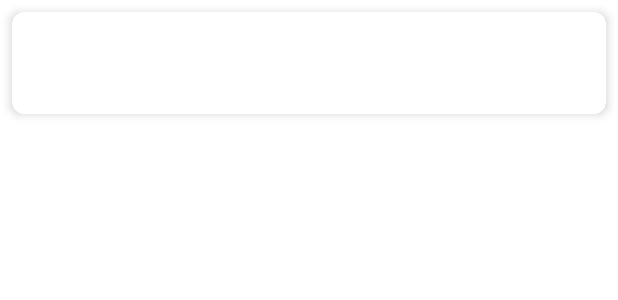
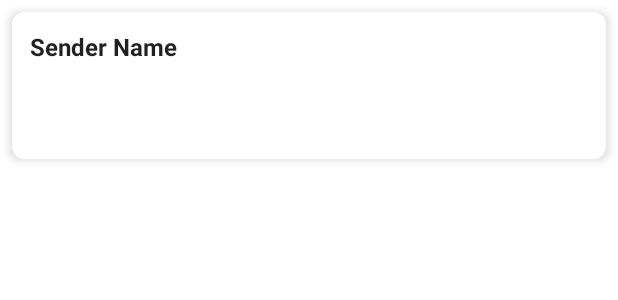
Before and after one commit to T-C-Developers/App-Crafters, an Android app: the layout item_broadcast.xml on its own in the app's theme, with its tools: preview values and no code run, on a phone screen of 412 x 824 dp. Shown: the top 300 px of the screen. Run offline under Robolectric (Android 15) with nearby library versions, the phone set to English and light mode, and no system bars.

Commit message:
Broadcast message UI component Update

```diff
--- a/app/src/main/java/com/example/quickconnect/ QuickConnectApp.kt
+++ b/app/src/main/java/com/example/quickconnect/ QuickConnectApp.kt
@@ -49,6 +49,7 @@ class QuickConnectApp : Application() {
                         // 2) insert into DB so your UI will pick it up
                         val newId = dao.insert(
                             BroadcastMessage(
+                                senderName = pkt.senderName,
                                 content = pkt.content,
                                 fileUri = fileUri,
                                 timestamp = pkt.timestamp
--- a/app/src/main/java/com/example/quickconnect/data/BroadcastMessage.kt
+++ b/app/src/main/java/com/example/quickconnect/data/BroadcastMessage.kt
@@ -6,6 +6,7 @@ import androidx.room.PrimaryKey
 @Entity(tableName = "broadcast_messages")
 data class BroadcastMessage(
     @PrimaryKey(autoGenerate = true) val id: Long = 0,
+    val senderName: String,
     val content: String?,
     val fileUri: String?,
     val timestamp: Long
--- a/app/src/main/java/com/example/quickconnect/ui/blogs/BlogsFragment.kt
+++ b/app/src/main/java/com/example/quickconnect/ui/blogs/BlogsFragment.kt
@@ -4,6 +4,7 @@ import android.os.Bundle
 import android.view.LayoutInflater
 import android.view.View
 import android.view.ViewGroup
+import androidx.appcompat.app.AppCompatActivity
 import androidx.fragment.app.Fragment
 import androidx.recyclerview.widget.LinearLayoutManager
 import com.example.quickconnect.data.AppDatabase
@@ -25,6 +26,10 @@ class BlogsFragment : Fragment() {
 
     override fun onViewCreated(view: View, savedInstanceState: Bundle?) {
         super.onViewCreated(view, savedInstanceState)
+
+        // Tell the host Activity to use this toolbar
+        (requireActivity() as AppCompatActivity)
+            .setSupportActionBar(binding.toolbar)
 
         // Setup RecyclerView
         adapter = BroadcastsAdapter(emptyList())
--- a/app/src/main/java/com/example/quickconnect/ui/blogs/BroadcastDialogFragment.kt
+++ b/app/src/main/java/com/example/quickconnect/ui/blogs/BroadcastDialogFragment.kt
@@ -22,7 +22,6 @@ import com.example.quickconnect.core.CleanupBroadcastWorker
 import kotlinx.coroutines.Dispatchers
 import kotlinx.coroutines.launch
 import java.io.File
-import java.util.Date
 import java.util.concurrent.TimeUnit
 
 class BroadcastDialogFragment : DialogFragment() {
@@ -72,6 +71,7 @@ class BroadcastDialogFragment : DialogFragment() {
                 val id = AppDatabase.getInstance(requireContext())
                     .broadcastMessageDAO()
                     .insert(BroadcastMessage(
+                        senderName = BluetoothService.localDisplayName,
                         content = text,
                         fileUri = localCacheUri,    // <-- store the real path here
                         timestamp = ts
@@ -100,7 +100,6 @@ class BroadcastDialogFragment : DialogFragment() {
             dialog.dismiss()
         }
 
-
         return dialog
     }
 
--- a/app/src/main/java/com/example/quickconnect/ui/blogs/BroadcastsAdapter.kt
+++ b/app/src/main/java/com/example/quickconnect/ui/blogs/BroadcastsAdapter.kt
@@ -35,6 +35,9 @@ class BroadcastsAdapter(
     class ViewHolder(private val b: ItemBroadcastBinding) : RecyclerView.ViewHolder(b.root) {
         fun bind(msg: BroadcastMessage) {
             b.tvContent.text = msg.content ?: ""
+            b.tvSender.text = msg.senderName
+            b.tvContent.text = msg.content.orEmpty()
+
             if (!msg.fileUri.isNullOrEmpty()) {
                 b.ivMedia.visibility = View.VISIBLE
                 Glide.with(b.ivMedia.context)
--- a/app/src/main/res/layout/item_broadcast.xml
+++ b/app/src/main/res/layout/item_broadcast.xml
@@ -14,28 +14,44 @@
         android:layout_width="match_parent"
         android:layout_height="wrap_content">
 
+        <!-- 1. Sender name, bold -->
         <TextView
-            android:id="@+id/tvContent"
-            style="@style/TextAppearance.AppCompat.Body1"
+            android:id="@+id/tvSender"
             android:layout_width="match_parent"
-            android:layout_height="wrap_content"/>
+            android:layout_height="wrap_content"
+            android:textAppearance="@style/TextAppearance.AppCompat.Subhead"
+            android:textStyle="bold"
+            android:textColor="?android:attr/textColorPrimary"
+            android:layout_marginBottom="8dp"
+            android:text="@string/sender_name"/>
 
+        <!-- 2. Image (if any) -->
         <ImageView
             android:id="@+id/ivMedia"
             android:layout_width="match_parent"
             android:layout_height="180dp"
             android:scaleType="centerCrop"
             android:visibility="gone"
-            android:layout_marginTop="8dp"
+            android:layout_marginBottom="8dp"
             android:contentDescription="@string/image"/>
 
+        <!-- 3. Message content -->
+        <TextView
+            android:id="@+id/tvContent"
+            android:layout_width="match_parent"
+            android:layout_height="wrap_content"
+            style="@style/TextAppearance.AppCompat.Body1"
+            android:layout_marginBottom="8dp"
+            android:text=""/>
+
+        <!-- 4. Timestamp -->
         <TextView
             android:id="@+id/tvTimestamp"
+            android:layout_width="wrap_content"
+            android:layout_height="wrap_content"
             style="@style/TextAppearance.AppCompat.Caption"
             android:textColor="#888888"
-            android:layout_width="wrap_content"
-            android:layout_height="wrap_content"
-            android:layout_marginTop="8dp"/>
+            android:text=""/>
 
     </LinearLayout>
 </androidx.cardview.widget.CardView>
--- a/app/src/main/res/values/strings.xml
+++ b/app/src/main/res/values/strings.xml
@@ -33,4 +33,5 @@
     <string name="select_photo_file">Select Photo/File</string>
     <string name="cancel">Cancel</string>
     <string name="send">Send</string>
+    <string name="sender_name">Sender Name</string>
 </resources>
```
Also changed, not shown: app/src/main/res/layout/fragment_blogs.xml (+10 -10 lines).
